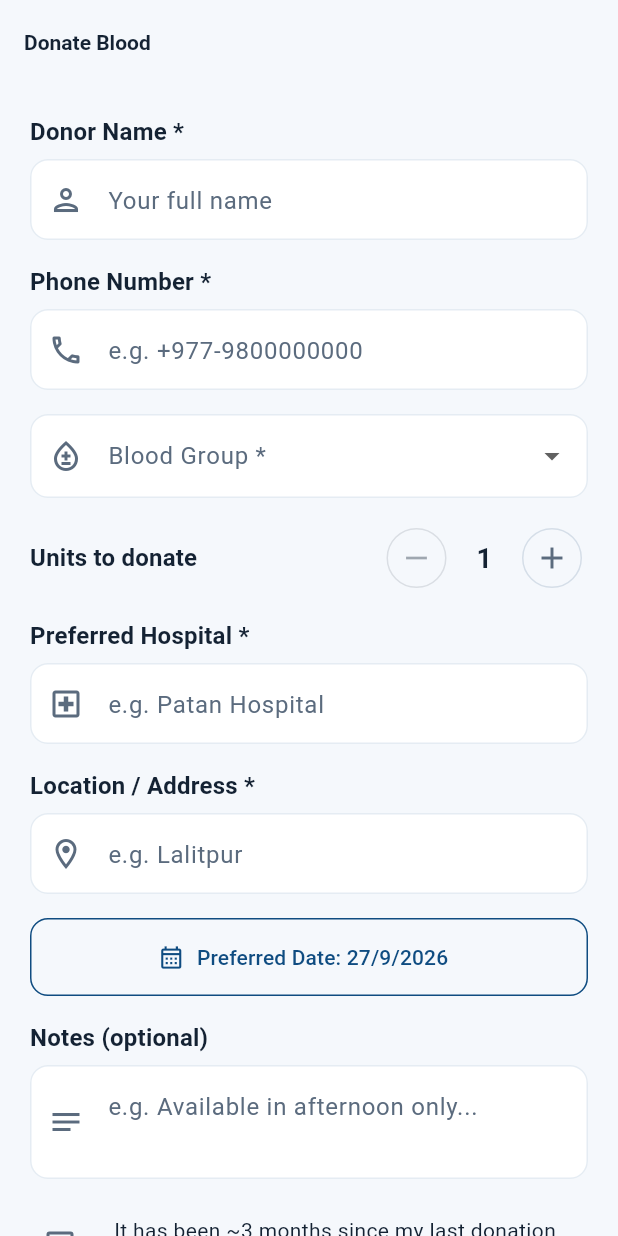
After one commit to sajalchaulagain/clinix, a Flutter app: the BloodDonationRequestScreen screen opened by its route, on a phone screen of 412 x 824 dp. The commit adds this screen. Run offline on Flutter 3.47's test engine with Material 3 defaults, Android fonts, the phone set to English and light mode, and no system bars; our stand-ins replace cloud_firestore, dio, equatable, firebase_auth, firebase_core, firebase_messaging and 9 more; missing offline and left inert: app_settings; accounts and stored records are empty; generated files the repository leaves out were written again.

Commit message:
final commit

```diff
--- a/clinix/lib/app/router/app_router.dart
+++ b/clinix/lib/app/router/app_router.dart
@@ -18,7 +18,9 @@ import '../../features/auth/presentation/screens/signup_screen.dart';
 import '../../features/auth/providers/auth_providers.dart';
 import '../../features/ayurvedic/screens/ayurvedic_screen.dart';
 import '../../features/blood/screens/blood_detail_screen.dart';
+import '../../features/blood/screens/blood_donation_request_screen.dart';
 import '../../features/blood/screens/blood_request_screen.dart';
+
 import '../../features/blood/screens/blood_stock_screen.dart';
 import '../../features/doctors/screens/doctor_detail_screen.dart';
 import '../../features/doctors/screens/doctors_screen.dart';
@@ -223,6 +225,10 @@ final routerProvider = Provider<GoRouter>((ref) {
             BloodRequestScreen(initialBloodGroup: state.extra as String?),
       ),
       GoRoute(
+        path: '/blood/donate-request',
+        builder: (context, state) => const BloodDonationRequestScreen(),
+      ),
+      GoRoute(
         path: '/blood/:id',
         builder: (context, state) =>
             BloodDetailScreen(stock: state.extra! as BloodStockModel),
--- a/clinix/lib/core/network/api_endpoints.dart
+++ b/clinix/lib/core/network/api_endpoints.dart
@@ -36,6 +36,16 @@ class ApiEndpoints {
   static String bloodRequestStatus(String id) =>
       '/api/v1/blood/requests/$id/status';
 
+  // Blood donation requests
+  static const String bloodDonationRequests = '/api/v1/blood/donation-requests';
+  static const String bloodDonationRequestsMy =
+      '/api/v1/blood/donation-requests/my';
+  static String bloodDonationRequestById(String id) =>
+      '/api/v1/blood/donation-requests/$id';
+  static String bloodDonationRequestCancel(String id) =>
+      '/api/v1/blood/donation-requests/$id/cancel';
+
+
   // Donors (contact details are never returned by the backend)
   static const String donors = '/api/v1/donors';
   static const String donorMe = '/api/v1/donors/me';
--- a/clinix/lib/features/blood/data/api_blood_repository.dart
+++ b/clinix/lib/features/blood/data/api_blood_repository.dart
@@ -1,5 +1,6 @@
 import '../../../core/network/api_endpoints.dart';
 import '../../../core/providers/api_providers.dart';
+import '../../../shared/models/blood_donation_model.dart';
 import '../../../shared/models/blood_request_model.dart';
 import '../../../shared/models/blood_stock_model.dart';
 import '../domain/blood_repository.dart';
@@ -119,4 +120,54 @@ class ApiBloodRepository implements BloodRepository {
         .map(BloodRequestModel.fromJson)
         .toList();
   }
+
+  // ---------------------------------------------------------------- donations
+  @override
+  Future<BloodDonationModel> submitDonationRequest(
+      BloodDonationModel donation) async {
+    final client = await _factory.build();
+    final body = {
+      'donor_name': donation.donorName,
+      'phone': donation.phone,
+      'blood_group': donation.bloodGroup,
+      'units': donation.units,
+      'hospital_name': donation.hospitalName,
+      'location': donation.location,
+      if (donation.preferredDate != null)
+        'preferred_date':
+            donation.preferredDate!.toIso8601String().substring(0, 10),
+      if (donation.notes != null && donation.notes!.isNotEmpty)
+        'notes': donation.notes,
+    };
+    final response = await client.post<Map<String, dynamic>>(
+      ApiEndpoints.bloodDonationRequests,
+      data: body,
+    );
+    final data = response.data;
+    if (data == null) throw const FormatException('Empty response from server.');
+    return BloodDonationModel.fromJson(data);
+  }
+
+  @override
+  Future<List<BloodDonationModel>> fetchMyDonationRequests() async {
+    final client = await _factory.build();
+    final response = await client.get<List<dynamic>>(
+      ApiEndpoints.bloodDonationRequestsMy,
+    );
+    return (response.data ?? [])
+        .whereType<Map<String, dynamic>>()
+        .map(BloodDonationModel.fromJson)
+        .toList();
+  }
+
+  @override
+  Future<BloodDonationModel> cancelDonationRequest(String id) async {
+    final client = await _factory.build();
+    final response = await client.put<Map<String, dynamic>>(
+      ApiEndpoints.bloodDonationRequestCancel(id),
+    );
+    final data = response.data;
+    if (data == null) throw const FormatException('Empty response from server.');
+    return BloodDonationModel.fromJson(data);
+  }
 }
--- a/clinix/lib/features/blood/data/mock_blood_data.dart
+++ b/clinix/lib/features/blood/data/mock_blood_data.dart
@@ -1,3 +1,4 @@
+import '../../../shared/models/blood_donation_model.dart';
 import '../../../shared/models/blood_request_model.dart';
 import '../../../shared/models/blood_stock_model.dart';
 import '../../../shared/models/donor_model.dart';
@@ -209,4 +210,48 @@ class MockBloodDataStore {
     requests.insert(0, stored);
     return stored;
   }
+
+  final List<BloodDonationModel> donationRequests = [];
+  int _nextDonationId = 1;
+
+  BloodDonationModel addDonationRequest(BloodDonationModel donation) {
+    final stored = BloodDonationModel(
+      id: 'don-req-${_nextDonationId++}',
+      userId: 'mock-user',
+      donorName: donation.donorName,
+      phone: donation.phone,
+      bloodGroup: donation.bloodGroup,
+      units: donation.units,
+      hospitalName: donation.hospitalName,
+      location: donation.location,
+      status: DonationRequestStatus.pending,
+      createdAt: DateTime.now(),
+      preferredDate: donation.preferredDate,
+      notes: donation.notes,
+    );
+    donationRequests.insert(0, stored);
+    return stored;
+  }
+
+  BloodDonationModel cancelDonationRequest(String id) {
+    final idx = donationRequests.indexWhere((d) => d.id == id);
+    if (idx == -1) throw StateError('Donation request not found: $id');
+    final old = donationRequests[idx];
+    final updated = BloodDonationModel(
+      id: old.id,
+      userId: old.userId,
+      donorName: old.donorName,
+      phone: old.phone,
+      bloodGroup: old.bloodGroup,
+      units: old.units,
+      hospitalName: old.hospitalName,
+      location: old.location,
+      status: DonationRequestStatus.cancelled,
+      createdAt: old.createdAt,
+      preferredDate: old.preferredDate,
+      notes: old.notes,
+    );
+    donationRequests[idx] = updated;
+    return updated;
+  }
 }
--- a/clinix/lib/features/blood/domain/blood_repository.dart
+++ b/clinix/lib/features/blood/domain/blood_repository.dart
@@ -1,7 +1,8 @@
+import '../../../shared/models/blood_donation_model.dart';
 import '../../../shared/models/blood_request_model.dart';
 import '../../../shared/models/blood_stock_model.dart';
 
-/// Contract for blood stock & requests.
+/// Contract for blood stock, requests & donation requests.
 abstract class BloodRepository {
   /// Search availability. All filters optional; combine as needed.
   Future<List<BloodStockModel>> getBloodStock({
@@ -17,4 +18,11 @@ abstract class BloodRepository {
   Future<BloodRequestModel> submitRequest(BloodRequestModel request);
 
   Future<List<BloodRequestModel>> getMyRequests();
+
+  // ---- donation requests ----
+  Future<BloodDonationModel> submitDonationRequest(BloodDonationModel donation);
+
+  Future<List<BloodDonationModel>> fetchMyDonationRequests();
+
+  Future<BloodDonationModel> cancelDonationRequest(String id);
 }
--- /dev/null
+++ b/clinix/lib/features/blood/screens/blood_donation_request_screen.dart
@@ -0,0 +1,369 @@
+import 'package:flutter/material.dart';
+import 'package:flutter_riverpod/flutter_riverpod.dart';
+
+import '../../../core/constants/app_constants.dart';
+import '../../../core/constants/app_dimensions.dart';
+import '../../../core/errors/app_exception.dart';
+import '../../../core/utils/validators.dart';
+import '../../../core/widgets/app_button.dart';
+import '../../../core/widgets/app_text_field.dart';
+import '../../../core/widgets/async_value_view.dart';
+import '../../../core/widgets/section_header.dart';
+import '../../../shared/extensions/context_extensions.dart';
+import '../../../shared/models/blood_donation_model.dart';
+import '../../auth/providers/auth_providers.dart';
+import '../providers/blood_providers.dart';
+
+/// Screen for offering to donate blood (submit request + manage my requests).
+class BloodDonationRequestScreen extends ConsumerStatefulWidget {
+  const BloodDonationRequestScreen({super.key});
+
+  @override
+  ConsumerState<BloodDonationRequestScreen> createState() =>
+      _BloodDonationRequestScreenState();
+}
+
+class _BloodDonationRequestScreenState
+    extends ConsumerState<BloodDonationRequestScreen> {
+  final _formKey = GlobalKey<FormState>();
+  late final TextEditingController _donorNameController;
+  final _phoneController = TextEditingController();
+  final _hospitalController = TextEditingController();
+  final _locationController = TextEditingController();
+  final _notesController = TextEditingController();
+
+  String? _bloodGroup;
+  int _units = 1;
+  late DateTime _preferredDate;
+  bool _eligibilityChecked = false;
+
+  @override
+  void initState() {
+    super.initState();
+    final currentUser = ref.read(currentUserProvider);
+    _donorNameController =
+        TextEditingController(text: currentUser?.fullName ?? '');
+    _preferredDate = DateTime.now().add(const Duration(days: 7));
+  }
+
+  @override
+  void dispose() {
+    _donorNameController.dispose();
+    _phoneController.dispose();
+    _hospitalController.dispose();
+    _locationController.dispose();
+    _notesController.dispose();
+    super.dispose();
+  }
+
+  Future<void> _pickPreferredDate() async {
+    final now = DateTime.now();
+    final picked = await showDatePicker(
+      context: context,
+      initialDate: _preferredDate,
+      firstDate: now,
+      lastDate: DateTime(now.year + 1),
+      helpText: 'Preferred Donation Date',
+    );
+    if (picked != null) {
+      setState(() => _preferredDate = picked);
+    }
+  }
+
+  Future<void> _submit() async {
+    if (!(_formKey.currentState?.validate() ?? false)) return;
+
+    if (!_eligibilityChecked) {
+      context.showSnackBar('Please confirm your eligibility to donate.',
+          isError: true);
+      return;
+    }
+
+    final currentUser = ref.read(currentUserProvider);
+    final donation = BloodDonationModel(
+      id: '',
+      userId: currentUser?.id ?? '',
+      donorName: _donorNameController.text.trim(),
+      phone: _phoneController.text.trim(),
+      bloodGroup: _bloodGroup!,
+      units: _units,
+      hospitalName: _hospitalController.text.trim(),
+      location: _locationController.text.trim(),
+      status: DonationRequestStatus.pending,
+      createdAt: DateTime.now(),
+      preferredDate: _preferredDate,
+      notes: _notesController.text.trim().isEmpty
+          ? null
+          : _notesController.text.trim(),
+    );
+
+    final success = await ref
+        .read(donationRequestControllerProvider.notifier)
+        .submit(donation);
+    if (!mounted) return;
+
+    if (success) {
+      context.showSnackBar('Blood donation offer submitted successfully.');
+      _phoneController.clear();
+      _hospitalController.clear();
+      _locationController.clear();
+      _notesController.clear();
+      setState(() {
+        _bloodGroup = null;
+        _units = 1;
+        _preferredDate = DateTime.now().add(const Duration(days: 7));
+        _eligibilityChecked = false;
+      });
+    } else {
+      final error = ref.read(donationRequestControllerProvider).asError?.error;
+      context.showSnackBar(
+        error is AppException
+            ? error.message
+            : 'Could not submit donation request.',
+        isError: true,
+      );
+    }
+  }
+
+  Future<void> _cancelRequest(String id) async {
+    final success =
+        await ref.read(donationRequestControllerProvider.notifier).cancel(id);
+    if (!mounted) return;
+
+    if (success) {
+      context.showSnackBar('Donation request cancelled.');
+    } else {
+      final error = ref.read(donationRequestControllerProvider).asError?.error;
+      context.showSnackBar(
+        error is AppException
+            ? error.message
+            : 'Could not cancel donation request.',
+        isError: true,
+      );
+    }
+  }
+
+  @override
+  Widget build(BuildContext context) {
+    final theme = context.theme;
+    final colors = context.colors;
+    final isSubmitting = ref.watch(donationRequestControllerProvider).isLoading;
+    final myRequests = ref.watch(myDonationRequestsProvider);
+
+    return Scaffold(
+      appBar: AppBar(title: const Text('Donate Blood')),
+      body: SafeArea(
+        child: SingleChildScrollView(
+          padding: const EdgeInsets.all(AppSpacing.screenPadding),
+          child: Column(
+            crossAxisAlignment: CrossAxisAlignment.stretch,
+            children: [
+              Form(
+                key: _formKey,
+                child: Column(
+                  crossAxisAlignment: CrossAxisAlignment.stretch,
+                  children: [
+                    AppTextField(
+                      label: 'Donor Name *',
+                      controller: _donorNameController,
+                      hint: 'Your full name',
+                      prefixIcon: Icons.person_outlined,
+                      validator: Validators.fullName,
+                    ),
+                    const SizedBox(height: AppSpacing.md),
+                    AppTextField(
+                      label: 'Phone Number *',
+                      controller: _phoneController,
+                      hint: 'e.g. +977-9800000000',
+                      prefixIcon: Icons.phone_outlined,
+                      keyboardType: TextInputType.phone,
+                      validator: (value) => Validators.phone(value),
+                    ),
+                    const SizedBox(height: AppSpacing.md),
+                    DropdownButtonFormField<String>(
+                      initialValue: _bloodGroup,
+                      decoration: const InputDecoration(
+                        labelText: 'Blood Group *',
+                        prefixIcon: Icon(Icons.bloodtype_outlined),
+                      ),
+                      items: AppConstants.bloodGroups
+                          .map((group) => DropdownMenuItem(
+                                value: group,
+                                child: Text(group),
+                              ))
+                          .toList(),
+                      validator: Validators.bloodGroup,
+                      onChanged: (value) => setState(() => _bloodGroup = value),
+                    ),
+                    const SizedBox(height: AppSpacing.md),
+                    Row(
+                      mainAxisAlignment: MainAxisAlignment.spaceBetween,
+                      children: [
+                        Text('Units to donate',
+                            style: theme.textTheme.titleMedium),
+                        Row(
+                          children: [
+                            IconButton.outlined(
+                              icon: const Icon(Icons.remove),
+                              onPressed: _units > 1
+                                  ? () => setState(() => _units--)
+                                  : null,
+                            ),
+                            Padding(
+                              padding: const EdgeInsets.symmetric(
+                                  horizontal: AppSpacing.md),
+                              child: Text(
+                                '$_units',
+                                style: theme.textTheme.titleLarge?.copyWith(
+                                  fontWeight: FontWeight.bold,
+                                ),
+                              ),
+                            ),
+                            IconButton.outlined(
+                              icon: const Icon(Icons.add),
+                              onPressed: _units < 2
+                                  ? () => setState(() => _units++)
+                                  : null,
+                            ),
+                          ],
+                        ),
+                      ],
+                    ),
+                    const SizedBox(height: AppSpacing.md),
+                    AppTextField(
+                      label: 'Preferred Hospital *',
+                      controller: _hospitalController,
+                      hint: 'e.g. Patan Hospital',
+                      prefixIcon: Icons.local_hospital_outlined,
+                      validator: Validators.hospitalName,
+                    ),
+                    const SizedBox(height: AppSpacing.md),
+                    AppTextField(
+                      label: 'Location / Address *',
+                      controller: _locationController,
+                      hint: 'e.g. Lalitpur',
+                      prefixIcon: Icons.location_on_outlined,
+                      validator: Validators.location,
+                    ),
+                    const SizedBox(height: AppSpacing.md),
+                    OutlinedButton.icon(
+                      onPressed: _pickPreferredDate,
+                      icon: const Icon(Icons.calendar_month_outlined),
+                      label: Text(
+                        'Preferred Date: ${_preferredDate.day}/${_preferredDate.month}/${_preferredDate.year}',
+                      ),
+                    ),
+                    const SizedBox(height: AppSpacing.md),
+                    AppTextField(
+                      label: 'Notes (optional)',
+                      controller: _notesController,
+                      hint: 'e.g. Available in afternoon only...',
+                      prefixIcon: Icons.notes_outlined,
+                      maxLines: 2,
+                    ),
+                    const SizedBox(height: AppSpacing.md),
+                    CheckboxListTile(
+                      contentPadding: EdgeInsets.zero,
+                      value: _eligibilityChecked,
+                      onChanged: (val) =>
+                          setState(() => _eligibilityChecked = val ?? false),
+                      title: Text(
+                        'It has been ~3 months since my last donation and I feel healthy today',
+                        style: theme.textTheme.bodyMedium,
+                      ),
+                      controlAffinity: ListTileControlAffinity.leading,
+                    ),
+                    const SizedBox(height: AppSpacing.lg),
+                    AppButton(
+                      label: 'Submit Donation Offer',
+                      icon: Icons.volunteer_activism_outlined,
+                      isLoading: isSubmitting,
+                      onPressed: _submit,
+                    ),
+                  ],
+                ),
+              ),
+              const SizedBox(height: AppSpacing.xl),
+              const SectionHeader(title: 'My donation requests'),
+              AsyncValueView(
+                value: myRequests,
+                emptyIcon: Icons.inbox_outlined,
+                emptyTitle: 'No donation requests yet',
+                emptyMessage:
+                    'Your submitted blood donation offers will appear here.',
+                onRetry: () => ref.invalidate(myDonationRequestsProvider),
+                builder: (requests) => Column(
+                  children: [
+                    for (final request in requests)
+                      Card(
+                        margin: const EdgeInsets.only(bottom: AppSpacing.sm),
+                        child: ListTile(
+                          leading: CircleAvatar(
+                            backgroundColor: colors.primaryContainer,
+                            child: Text(
+                              request.bloodGroup,
+                              style: theme.textTheme.bodySmall?.copyWith(
+                                color: colors.onPrimaryContainer,
+                                fontWeight: FontWeight.w800,
+                              ),
+                            ),
+                          ),
+                          title: Text(
+                            '${request.units} unit${request.units > 1 ? 's' : ''} • ${request.hospitalName}',
+                            style: theme.textTheme.titleMedium,
+                            overflow: TextOverflow.ellipsis,
+                          ),
+                          subtitle: Text(
+                            '${request.location}${request.preferredDate != null ? ' • Date: ${request.preferredDate!.day}/${request.preferredDate!.month}/${request.preferredDate!.year}' : ''}',
+                            style: theme.textTheme.bodySmall,
+                          ),
+                          trailing: Row(
+                            mainAxisSize: MainAxisSize.min,
+                            children: [
+                              _statusChip(context, request.status),
+                              if (request.status ==
+                                  DonationRequestStatus.pending) ...[
+                                const SizedBox(width: AppSpacing.xs),
+                                IconButton(
+                                  icon: const Icon(Icons.cancel_outlined,
+                                      color: Colors.red),
+                                  tooltip: 'Cancel request',
+                                  onPressed: () => _cancelRequest(request.id),
+                                ),
+                              ],
+                            ],
+                          ),
+                        ),
+                      ),
+                  ],
+                ),
+              ),
+            ],
+          ),
+        ),
+      ),
+    );
+  }
+
+  Widget _statusChip(BuildContext context, DonationRequestStatus status) {
+    final theme = context.theme;
+    final (label, color) = switch (status) {
+      DonationRequestStatus.pending => ('Pending', Colors.orange),
+      DonationRequestStatus.confirmed => ('Confirmed', Colors.green),
+      DonationRequestStatus.completed => ('Completed', Colors.blue),
+      DonationRequestStatus.cancelled => ('Cancelled', Colors.grey),
+    };
+    return Container(
+      padding: const EdgeInsets.symmetric(horizontal: 8, vertical: 4),
+      decoration: BoxDecoration(
+        color: color.withValues(alpha: 0.12),
+        borderRadius: BorderRadius.circular(AppRadius.pill),
+      ),
+      child: Text(
+        label,
+        style: theme.textTheme.bodySmall
+            ?.copyWith(color: color, fontWeight: FontWeight.w700),
+      ),
+    );
+  }
+}
--- a/clinix/lib/features/blood/screens/blood_stock_screen.dart
+++ b/clinix/lib/features/blood/screens/blood_stock_screen.dart
@@ -25,9 +25,9 @@ class BloodStockScreen extends ConsumerWidget {
         title: const Text('Blood Stock'),
         actions: [
           IconButton(
-            tooltip: 'My blood requests',
-            icon: const Icon(Icons.assignment_outlined),
-            onPressed: () => context.push('/blood-request'),
+            tooltip: 'Donate blood',
+            icon: const Icon(Icons.volunteer_activism_outlined),
+            onPressed: () => context.push('/blood/donate-request'),
           ),
         ],
       ),
--- /dev/null
+++ b/clinix/lib/shared/models/blood_donation_model.dart
@@ -0,0 +1,82 @@
+import 'package:equatable/equatable.dart';
+
+enum DonationRequestStatus { pending, confirmed, completed, cancelled }
+
+class BloodDonationModel extends Equatable {
+  const BloodDonationModel({
+    required this.id,
+    required this.userId,
+    required this.donorName,
+    required this.phone,
+    required this.bloodGroup,
+    required this.units,
+    required this.hospitalName,
+    required this.location,
+    required this.status,
+    required this.createdAt,
+    this.preferredDate,
+    this.notes,
+  });
+
+  final String id;
+  final String userId;
+  final String donorName;
+  final String phone;
+  final String bloodGroup;
+  final int units;
+  final String hospitalName;
+  final String location;
+  final DonationRequestStatus status;
+  final DateTime createdAt;
+  final DateTime? preferredDate;
+  final String? notes;
+
+  static T _enumFromName<T extends Enum>(List<T> values, String? name, T fallback) {
+    for (final v in values) {
+      if (v.name == name) return v;
+    }
+    return fallback;
+  }
+
+  factory BloodDonationModel.fromJson(Map<String, dynamic> json) =>
+      BloodDonationModel(
+        id: json['id'] as String? ?? '',
+        userId: json['user_id'] as String? ?? '',
+        donorName: json['donor_name'] as String? ?? '',
+        phone: json['phone'] as String? ?? '',
+        bloodGroup: json['blood_group'] as String? ?? '',
+        units: json['units'] as int? ?? 1,
+        hospitalName: json['hospital_name'] as String? ?? '',
+        location: json['location'] as String? ?? '',
+        status: _enumFromName(
+          DonationRequestStatus.values,
+          json['status'] as String?,
+          DonationRequestStatus.pending,
+        ),
+        createdAt: DateTime.tryParse(json['created_at'] as String? ?? '') ??
+            DateTime.fromMillisecondsSinceEpoch(0),
+        preferredDate: json['preferred_date'] != null
+            ? DateTime.tryParse(json['preferred_date'] as String)
+            : null,
+        notes: json['notes'] as String?,
+      );
+
+  Map<String, dynamic> toJson() => {
+        'id': id,
+        'user_id': userId,
+        'donor_name': donorName,
+        'phone': phone,
+        'blood_group': bloodGroup,
+        'units': units,
+        'hospital_name': hospitalName,
+        'location': location,
+        'status': status.name,
+        'created_at': createdAt.toIso8601String(),
+        if (preferredDate != null)
+          'preferred_date': preferredDate!.toIso8601String().substring(0, 10),
+        if (notes != null) 'notes': notes,
+      };
+
+  @override
+  List<Object?> get props => [id, status];
+}
```
Also changed, not shown: clinix/lib/features/blood/data/mock_blood_repository.dart (+21 -0 lines), clinix/lib/features/blood/providers/blood_providers.dart (+49 -0 lines), 6 other files.
